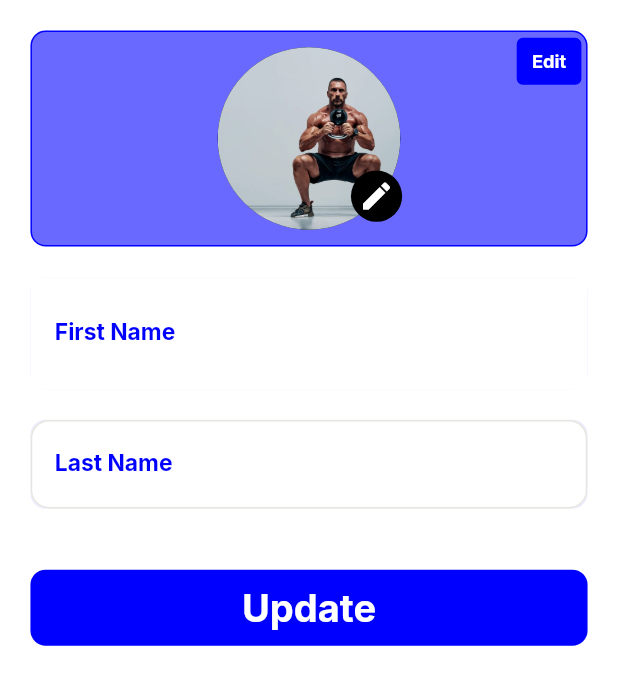
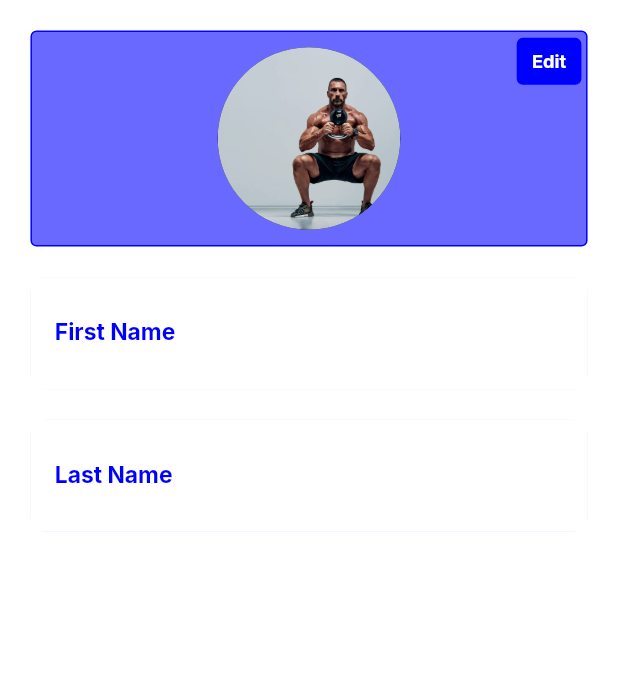
Before and after one commit to ImtiazChowdhuryWork/FitSnap_AI, a Flutter app: the UpdateProfileInfoScreen screen opened by its route, on a phone screen of 412 x 824 dp. Shown: the top 685 px of the screen. Run offline on Flutter 3.47's test engine with Material 3 defaults, Android fonts, the light colour scheme and no system bars; drawn by our look-alikes of auto_animated; our stand-ins replace custom_navigation_bar, dio, flutter_screenutil, flutter_svg, get, get_it and 5 more; missing offline and left inert: dotlottie_loader; accounts and stored records are empty.

Commit message:
update profile info screen aded

```diff
--- a/lib/common_widgets/custom_text_form_field.dart
+++ b/lib/common_widgets/custom_text_form_field.dart
@@ -35,6 +35,7 @@ final class CustomFormField extends StatelessWidget {
   final EdgeInsetsGeometry? contentPadding;
   final TextStyle? hintTextStyle;
   final Color? borderColor;
+  final InputBorder? focusedBorder;
 
   const CustomFormField({
     super.key,
@@ -68,6 +69,7 @@ final class CustomFormField extends StatelessWidget {
     this.hintFontSize,
     this.hintTextStyle,
     this.borderColor,
+    this.focusedBorder,
   });
 
   @override
@@ -120,12 +122,13 @@ final class CustomFormField extends StatelessWidget {
             ),
             borderRadius: BorderRadius.circular(borderRadius ?? 8.r),
           ),
-          focusedBorder: OutlineInputBorder(
-            borderSide: BorderSide(
-              color: borderColor ?? AppColors.ce7e5df,
-            ),
-            borderRadius: BorderRadius.circular(borderRadius ?? 12.r),
-          ),
+          focusedBorder: focusedBorder ??
+              OutlineInputBorder(
+                borderSide: BorderSide(
+                  color: borderColor ?? AppColors.ce7e5df,
+                ),
+                borderRadius: BorderRadius.circular(borderRadius ?? 12.r),
+              ),
           // disabledBorder: OutlineInputBorder(
           //   borderRadius: BorderRadius.circular(borderRadius ?? 48.0.r),
           //   borderSide: const BorderSide(
--- a/lib/features/profile/update_profile_info_screen.dart
+++ b/lib/features/profile/update_profile_info_screen.dart
@@ -1,11 +1,14 @@
+import 'package:fitsnap_ai/common_widgets/cam_option_button.dart';
 import 'package:fitsnap_ai/common_widgets/custom_container.dart';
 import 'package:fitsnap_ai/common_widgets/custom_elevated_button.dart';
 import 'package:fitsnap_ai/common_widgets/custom_text_form_field.dart';
 import 'package:fitsnap_ai/constants/text_font_style.dart';
+import 'package:fitsnap_ai/features/profile/widgets/pick_profile_image_bottom_sheet.dart';
 import 'package:fitsnap_ai/helpers/ui_helpers.dart';
 import 'package:fitsnap_ai/provider/update_profile_info_provider.dart';
 import 'package:flutter/material.dart';
 import 'package:flutter_screenutil/flutter_screenutil.dart';
+import 'package:get/get.dart';
 import 'package:provider/provider.dart';
 
 import '../../gen/assets.gen.dart';
@@ -37,12 +40,31 @@ class UpdateProfileInfoScreen extends StatelessWidget {
                           border: Border.all(
                             color: AppColors.c0000ff,
                           ),
-                          borderRadius: BorderRadius.circular(10.r),
+                          borderRadius: BorderRadius.circular(4.r),
                         ),
+                        child: InkWell(
+                          onTap: () {
+                            controller.isEditModeOn == true
+                                ? Get.bottomSheet(
+                                    PickProfileImageBottomSheet(
+                                      onTapCamera: () {
+                                        controller.pickImageFromCamera();
+                                      },
+                                      onTapGallery: () {
+                                        controller.pickImageFromCamera();
+                                      },
+                                    ),
+                                  )
+                                : null;
+                          },
                           child: CircleAvatar(
                             radius: 60.sp,
-                          backgroundImage: AssetImage(
-                            Assets.images.addPaymentMethodScreenImage.path,
+                            backgroundImage: controller.selectedImage != null
+                                ? FileImage(controller.selectedImage!)
+                                : AssetImage(
+                                    Assets.images.addPaymentMethodScreenImage
+                                        .path,
+                                  ),
                           ),
                         ),
                       ),
@@ -51,9 +73,8 @@ class UpdateProfileInfoScreen extends StatelessWidget {
                       Positioned(
                         right: 0.3.sw,
                         bottom: 0.020.sh,
-                        child: InkWell(
-                          onTap: () {},
-                          child: Container(
+                        child: controller.isEditModeOn == true
+                            ? Container(
                                 padding: EdgeInsets.all(5.sp),
                                 decoration: BoxDecoration(
                                   color: AppColors.c000000,
@@ -63,8 +84,8 @@ class UpdateProfileInfoScreen extends StatelessWidget {
                                   Icons.edit,
                                   color: AppColors.cFFFFFF,
                                 ),
-                          ),
-                        ),
+                              )
+                            : SizedBox.shrink(),
                       ),
 
                       ///Button : Edit
@@ -72,8 +93,11 @@ class UpdateProfileInfoScreen extends StatelessWidget {
                         right: 0.010.sw,
                         top: 0.0060.sh,
                         child: InkWell(
-                          onTap: () {},
-                          child: Container(
+                          onTap: () {
+                            controller.setEditModeTrue();
+                          },
+                          child: controller.isEditModeOn == false
+                              ? Container(
                                   padding: EdgeInsets.symmetric(
                                     horizontal: 10.sp,
                                     vertical: 8.sp,
@@ -91,7 +115,8 @@ class UpdateProfileInfoScreen extends StatelessWidget {
                                       fontSize: 12.sp,
                                     ),
                                   ),
-                          ),
+                                )
+                              : SizedBox.shrink(),
                         ),
                       ),
                     ],
@@ -103,15 +128,18 @@ class UpdateProfileInfoScreen extends StatelessWidget {
                     padding: EdgeInsets.zero,
                     borderColor: Colors.transparent,
                     child: CustomFormField(
-                      isEnabled: false,
+                      isEnabled: controller.isEditModeOn,
                       controller: controller.firstNameController,
+                      hintText: "First name",
                       labelText: "First Name",
                       labelStyle: TextFontStyle.headline25BoldcFFFFFFStyleInter
                           .copyWith(
                         color: AppColors.c0000ff,
                         fontSize: 15.sp,
                       ),
-                      hintText: "First name",
+                      focusedBorder: OutlineInputBorder(
+                        borderSide: BorderSide.none,
+                      ),
                     ),
                   ),
                   UIHelper.verticalSpace(20.h),
@@ -121,22 +149,31 @@ class UpdateProfileInfoScreen extends StatelessWidget {
                     padding: EdgeInsets.zero,
                     borderColor: Colors.transparent,
                     child: CustomFormField(
+                      isEnabled: controller.isEditModeOn,
                       controller: controller.lastNameController,
+                      hintText: "Last name",
                       labelText: "Last Name",
                       labelStyle: TextFontStyle.headline25BoldcFFFFFFStyleInter
                           .copyWith(
                         color: AppColors.c0000ff,
                         fontSize: 15.sp,
                       ),
-                      hintText: "Last name",
+                      focusedBorder: OutlineInputBorder(
+                        borderSide: BorderSide.none,
+                      ),
                     ),
                   ),
                   UIHelper.verticalSpace(40.h),
 
-                  CustomElevatedButton(
-                    onTap: () {},
+                  ///Button : Update
+                  controller.isEditModeOn == true
+                      ? CustomElevatedButton(
+                          onTap: () {
+                            controller.setEditModeFalse();
+                          },
                           buttonTitle: "Update",
                         )
+                      : SizedBox.shrink(),
                 ],
               ),
             ),
--- a/lib/provider/update_profile_info_provider.dart
+++ b/lib/provider/update_profile_info_provider.dart
@@ -35,4 +35,19 @@ class UpdateProfileInfoProvider extends ChangeNotifier {
   ///
   TextEditingController firstNameController = TextEditingController();
   TextEditingController lastNameController = TextEditingController();
+
+  bool _isEditMode = false;
+  bool get isEditModeOn => _isEditMode;
+
+  ///Set edit mode : True
+  void setEditModeTrue() {
+    _isEditMode = true;
+    notifyListeners();
+  }
+
+  ///Set edit mode : False
+  void setEditModeFalse() {
+    _isEditMode = false;
+    notifyListeners();
+  }
 }
```
Also changed, not shown: lib/common_widgets/cam_option_button.dart (renamed from lib/features/ai_cam/widgets/ai_cam_option_button.dart, +11 -8 lines), lib/features/ai_cam/ai_cam_screen.dart (+5 -5 lines), lib/features/profile/widgets/pick_profile_image_bottom_sheet.dart (added, +64 -0 lines). Lines whose indentation alone changed are shown as unchanged.
